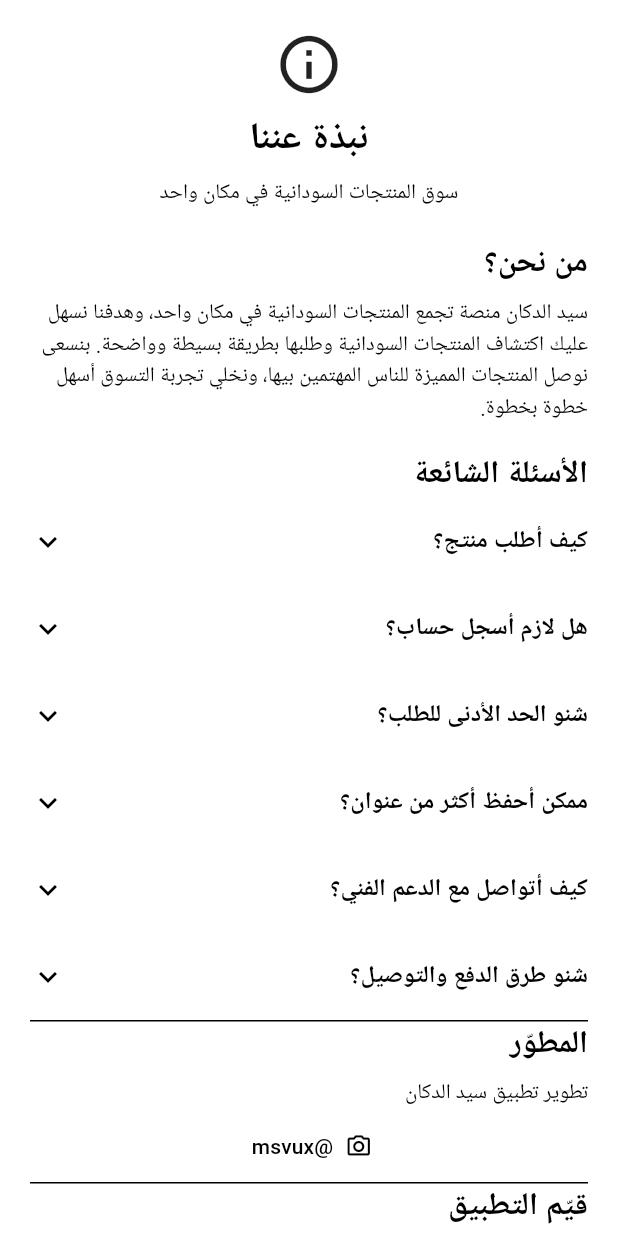
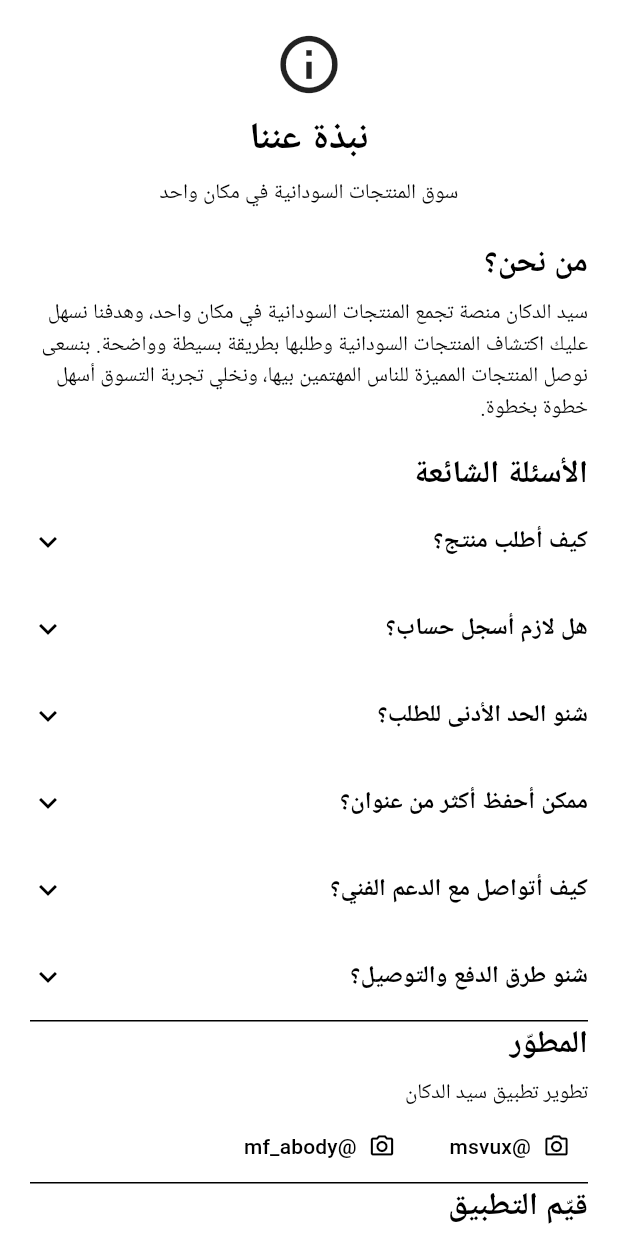
Before and after one commit to mustafamontee-creator/sayed-al-dukan, a Flutter app: the AboutScreen widget shown alone on an empty page, opened directly, after a tap on "@msvux", on a phone screen of 412 x 824 dp. Run offline on Flutter 3.47's test engine with Material 3 defaults, Android fonts, the phone set to English and light mode, and no system bars; our stand-ins replace cached_network_image, firebase_core, firebase_messaging, flutter_local_notifications, flutter_map, flutter_svg and 8 more; accounts and stored records are empty; network calls fail; Roboto replaces fonts that are missing (Tajawal).

Commit message:
Add second developer Instagram contact

```diff
--- a/lib/screens/about_screen.dart
+++ b/lib/screens/about_screen.dart
@@ -40,8 +40,8 @@ class _AboutScreenState extends State<AboutScreen> {
     ScaffoldMessenger.of(context).showSnackBar(const SnackBar(content: Text('شكراً لتقييمك سيد الدكان')));
   }
 
-  Future<void> _openInstagram() async {
-    final uri = Uri.parse('https://www.instagram.com/msvux/');
+  Future<void> _openInstagram(String handle) async {
+    final uri = Uri.parse('https://www.instagram.com/$handle/');
     await launchUrl(uri, mode: LaunchMode.externalApplication);
   }
 
@@ -85,7 +85,10 @@ class _AboutScreenState extends State<AboutScreen> {
         Text(en ? 'Developer' : 'المطوّر', style: const TextStyle(fontSize: 21, fontWeight: FontWeight.bold)),
         const SizedBox(height: 8),
         Text(en ? 'Sayed Al-Dukan app developer' : 'تطوير تطبيق سيد الدكان'),
-        TextButton.icon(onPressed: _openInstagram, icon: const Icon(Icons.camera_alt_outlined), label: const Text('@msvux')),
+        Wrap(spacing: 8, runSpacing: 4, children: [
+          TextButton.icon(onPressed: () => _openInstagram('msvux'), icon: const Icon(Icons.camera_alt_outlined), label: const Text('@msvux')),
+          TextButton.icon(onPressed: () => _openInstagram('mf_abody'), icon: const Icon(Icons.camera_alt_outlined), label: const Text('@mf_abody')),
+        ]),
         Divider(color: Theme.of(context).dividerColor),
         Text(en ? 'Rate the app' : 'قيّم التطبيق', style: const TextStyle(fontSize: 21, fontWeight: FontWeight.bold)),
         const SizedBox(height: 8),
```
